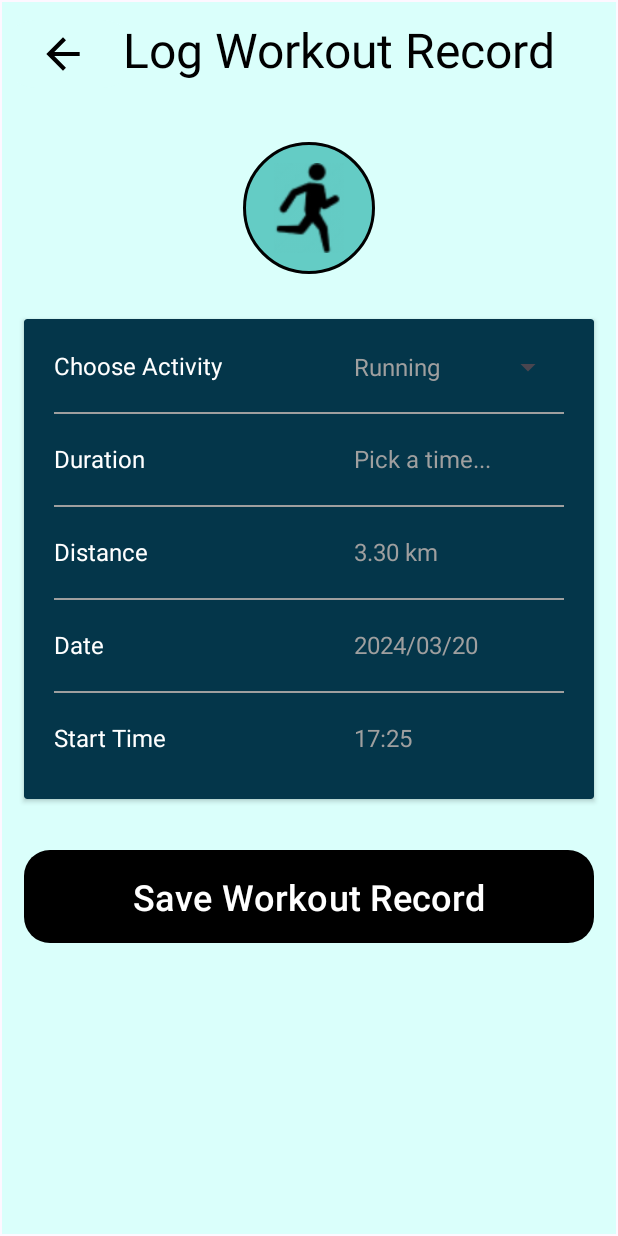
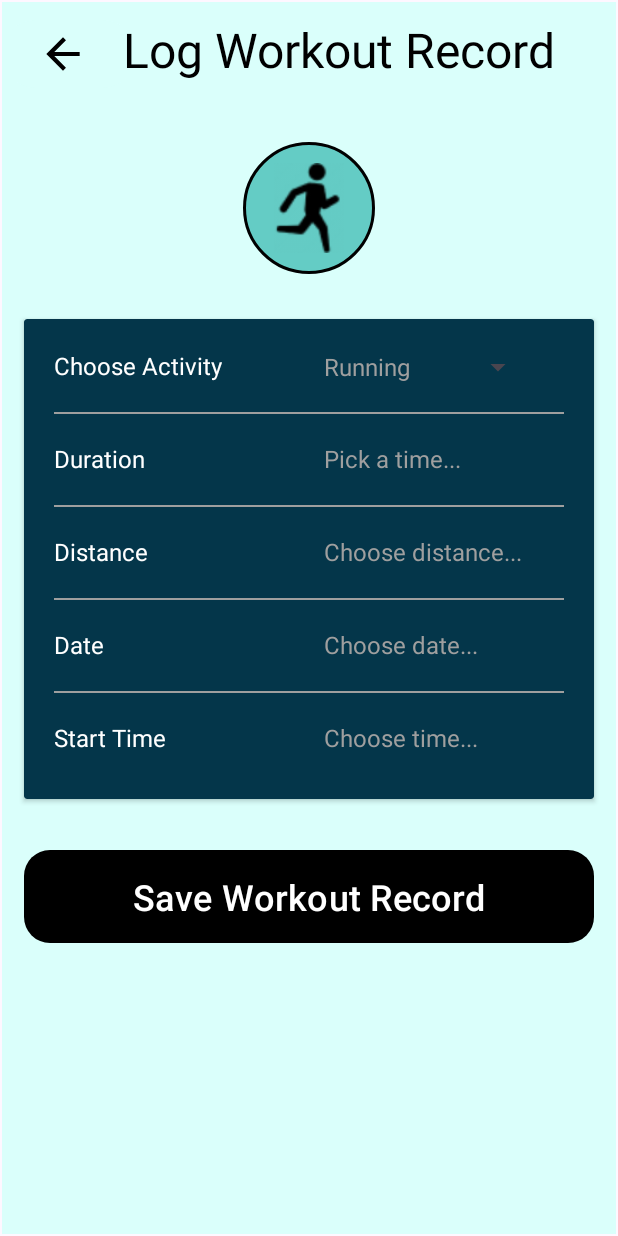
Before and after one commit to yii-meow/health-compass, an Android app: the log_workout_record screen opened through its navigation route, on a phone screen of 412 x 824 dp. Run offline under Robolectric (Android 15) with nearby library versions, the phone set to English and light mode, and no system bars; our stand-ins replace Firebase (no records; nobody signed in at launch, a user with empty details on screens opened directly).

Commit message:
log workout record

```diff
--- a/app/src/main/java/com/example/healthcompass/log_workout_record.kt
+++ b/app/src/main/java/com/example/healthcompass/log_workout_record.kt
@@ -1,5 +1,6 @@
 package com.example.healthcompass
 
+import android.app.DatePickerDialog
 import android.app.TimePickerDialog
 import android.os.Bundle
 import android.view.LayoutInflater
@@ -7,6 +8,7 @@ import android.view.View
 import android.view.ViewGroup
 import android.widget.ArrayAdapter
 import android.widget.Button
+import android.widget.DatePicker
 import android.widget.Spinner
 import android.widget.TextView
 import android.widget.TimePicker
@@ -15,7 +17,8 @@ import androidx.navigation.fragment.findNavController
 import java.util.Calendar
 
 
-class log_workout_record : Fragment() {
+class log_workout_record : Fragment(), DatePickerDialog.OnDateSetListener {
+    private lateinit var tvDatePicker: TextView
     override fun onCreateView(
         inflater: LayoutInflater, container: ViewGroup?,
         savedInstanceState: Bundle?
@@ -36,8 +39,38 @@ class log_workout_record : Fragment() {
         fitnessActivitiesSpinner.adapter = adapter
 
         val tvDurationPicker: TextView = view.findViewById(R.id.durationPicker)
+        val tvDistancePicker: TextView = view.findViewById(R.id.distancePicker)
+        tvDatePicker = view.findViewById(R.id.datePicker)
+        val tvStartTimePicker: TextView = view.findViewById(R.id.startTimePicker)
 
+        // Duration
         tvDurationPicker.setOnClickListener {
+//            val calendar = Calendar.getInstance()
+//            val hourOfDay = calendar.get(Calendar.HOUR_OF_DAY)
+//            val minute = calendar.get(Calendar.MINUTE)
+//
+//            val timePickerDialog = TimePickerDialog(
+//
+//            )
+//
+//            timePickerDialog.show()
+        }
+
+        // Distance
+
+
+        // Date
+        tvDatePicker.setOnClickListener {
+            val calendar: Calendar = Calendar.getInstance()
+            val day = calendar.get(Calendar.DAY_OF_MONTH)
+            val month = calendar.get(Calendar.MONTH)
+            val year = calendar.get(Calendar.YEAR)
+
+            DatePickerDialog(requireContext(), this, year, month, day).show()
+        }
+
+        // Start Time
+        tvStartTimePicker.setOnClickListener {
             val c = Calendar.getInstance()
 
             val hour = c.get(Calendar.HOUR_OF_DAY)
@@ -46,15 +79,15 @@ class log_workout_record : Fragment() {
             val timePickerDialog = TimePickerDialog(
                 requireContext(),
                 { view, hourOfDay, minute ->
-                    tvDurationPicker.setText("$hourOfDay:$minute")
+                    tvStartTimePicker.setText("$hourOfDay:$minute")
                 },
                 hour,
                 minute,
                 false
             )
+
             timePickerDialog.show()
         }
-
 
         view.findViewById<Button>(R.id.btnBack).setOnClickListener {
             findNavController().popBackStack()
@@ -62,4 +95,8 @@ class log_workout_record : Fragment() {
 
         return view
     }
+
+    override fun onDateSet(view: DatePicker?, year: Int, month: Int, dayOfMonth: Int) {
+        tvDatePicker.text = "$dayOfMonth/${month+1}/$year"
+    }
 }
--- a/app/src/main/res/layout/fragment_log_workout_record.xml
+++ b/app/src/main/res/layout/fragment_log_workout_record.xml
@@ -83,7 +83,8 @@
                 android:text="Choose activity..."
                 android:textSize="16dp"
                 app:layout_constraintBaseline_toBaselineOf="@id/lblChooseActivity"
-                app:layout_constraintRight_toRightOf="parent" />
+                app:layout_constraintRight_toRightOf="parent"
+                android:layout_marginRight="20dp"/>
 
             <View
                 android:id="@+id/hr1"
@@ -137,10 +138,10 @@
                 app:layout_constraintTop_toBottomOf="@id/lblDuration" />
 
             <TextView
-                android:id="@+id/tvDistance"
+                android:id="@+id/distancePicker"
                 android:layout_width="wrap_content"
                 android:layout_height="wrap_content"
-                android:text="3.30 km"
+                android:text="Choose distance..."
                 android:textColor="#9F9F9F"
                 android:textSize="16dp"
                 app:layout_constraintBaseline_toBaselineOf="@id/lblDistance"
@@ -167,10 +168,10 @@
                 app:layout_constraintTop_toBottomOf="@id/lblDistance" />
 
             <TextView
-                android:id="@+id/tvDate"
+                android:id="@+id/datePicker"
                 android:layout_width="wrap_content"
                 android:layout_height="wrap_content"
-                android:text="2024/03/20"
+                android:text="Choose date..."
                 android:textColor="#9F9F9F"
                 android:textSize="16dp"
                 app:layout_constraintBaseline_toBaselineOf="@id/lblDate"
@@ -197,10 +198,10 @@
                 app:layout_constraintTop_toBottomOf="@id/lblDate" />
 
             <TextView
-                android:id="@+id/tvStartTime"
+                android:id="@+id/startTimePicker"
                 android:layout_width="wrap_content"
                 android:layout_height="wrap_content"
-                android:text="17:25"
+                android:text="Choose time..."
                 android:textColor="#9F9F9F"
                 android:textSize="16dp"
                 app:layout_constraintBaseline_toBaselineOf="@id/lblStartTime"
```
